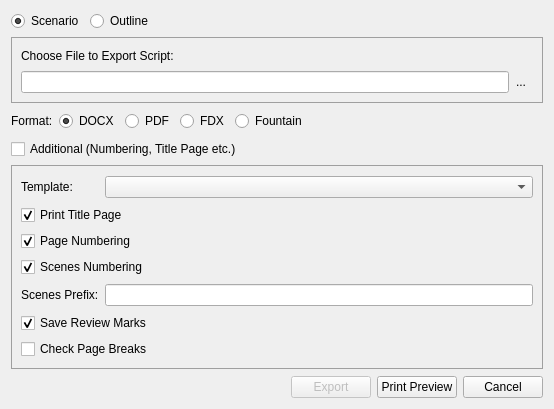
Qt form src/bin/scenarist-desktop/UserInterfaceLayer/Export/ExportDialog.ui (dimkanovikov/KITScenarist) before a commit.
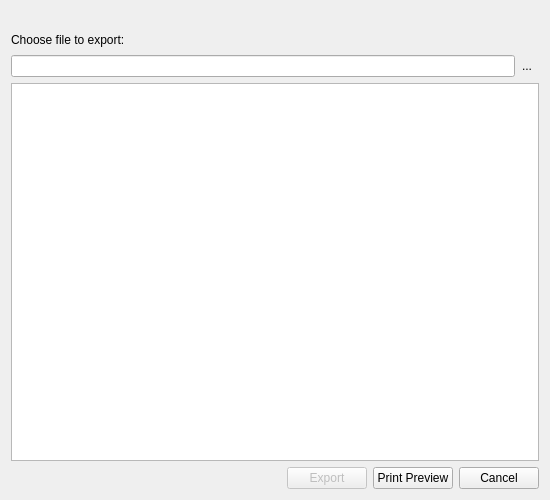
The same form after that commit. The open tabs and pages were chosen to show the change. Icons and pictures are not drawn. Custom widgets are drawn as their Qt base class.

Commit message: Rebuild export dialog for adding export research feature refs #211

Diff of the .ui file:
```diff
--- a/src/bin/scenarist-desktop/UserInterfaceLayer/Export/ExportDialog.ui
+++ b/src/bin/scenarist-desktop/UserInterfaceLayer/Export/ExportDialog.ui
@@ -6,8 +6,8 @@
    <rect>
     <x>0</x>
     <y>0</y>
-    <width>554</width>
-    <height>409</height>
+    <width>550</width>
+    <height>500</height>
    </rect>
   </property>
   <property name="sizePolicy">
@@ -19,84 +19,315 @@
   <property name="minimumSize">
    <size>
     <width>550</width>
-    <height>0</height>
+    <height>500</height>
    </size>
   </property>
   <property name="windowTitle">
    <string>Export Scenario</string>
   </property>
   <property name="styleSheet">
-   <string notr="true">#filePanel, #additionalSettings {
+   <string notr="true">#filePanel, #additionalSettings, #researchFilePanel {
 margin-top: 0ex;
 border: 1px solid palette(dark);
 }</string>
   </property>
+  <layout class="QVBoxLayout" name="verticalLayout">
+   <item>
+    <widget class="QWidget" name="toolbar" native="true">
+     <layout class="QHBoxLayout" name="horizontalLayout_6">
+      <property name="spacing">
+       <number>0</number>
+      </property>
+      <property name="leftMargin">
+       <number>0</number>
+      </property>
+      <property name="topMargin">
+       <number>0</number>
+      </property>
+      <property name="rightMargin">
+       <number>0</number>
+      </property>
+      <property name="bottomMargin">
+       <number>0</number>
+      </property>
+      <item>
+       <widget class="QLabel" name="toolbarLeftEmptyLabel">
+        <property name="minimumSize">
+         <size>
+          <width>1</width>
+          <height>0</height>
+         </size>
+        </property>
+        <property name="maximumSize">
+         <size>
+          <width>1</width>
+          <height>16777215</height>
+         </size>
+        </property>
+        <property name="text">
+         <string/>
+        </property>
+       </widget>
+      </item>
+      <item>
+       <widget class="TabBarExpanded" name="exportTypes" native="true">
+        <property name="sizePolicy">
+         <sizepolicy hsizetype="Expanding" vsizetype="Preferred">
+          <horstretch>0</horstretch>
+          <verstretch>0</verstretch>
+         </sizepolicy>
+        </property>
+       </widget>
+      </item>
+      <item>
+       <widget class="QLabel" name="toolbarRightEmptyLabel">
+        <property name="minimumSize">
+         <size>
+          <width>1</width>
+          <height>0</height>
+         </size>
+        </property>
+        <property name="maximumSize">
+         <size>
+          <width>1</width>
+          <height>16777215</height>
+         </size>
+        </property>
+        <property name="text">
+         <string/>
+        </property>
+       </widget>
+      </item>
+     </layout>
+    </widget>
+   </item>
+   <item>
+    <widget class="QStackedWidget" name="exportParameters">
+     <property name="currentIndex">
+      <number>1</number>
+     </property>
+     <widget class="QWidget" name="researchExportPage">
   <layout class="QGridLayout" name="gridLayout">
-   <item row="6" column="0">
-    <spacer name="verticalSpacer_2">
+       <property name="leftMargin">
+        <number>0</number>
+       </property>
+       <property name="topMargin">
+        <number>0</number>
+       </property>
+       <property name="rightMargin">
+        <number>0</number>
+       </property>
+       <property name="bottomMargin">
+        <number>0</number>
+       </property>
+       <item row="0" column="0">
+        <widget class="QLabel" name="label_4">
+         <property name="text">
+          <string>Choose file to export:</string>
+         </property>
+        </widget>
+       </item>
+       <item row="0" column="2">
+        <spacer name="horizontalSpacer_6">
      <property name="orientation">
-      <enum>Qt::Vertical</enum>
+          <enum>Qt::Horizontal</enum>
      </property>
      <property name="sizeHint" stdset="0">
       <size>
-       <width>20</width>
-       <height>40</height>
+           <width>40</width>
+           <height>18</height>
       </size>
      </property>
     </spacer>
    </item>
-   <item row="4" column="0" colspan="2">
-    <widget class="QCheckBox" name="showAdditional">
+       <item row="2" column="0" colspan="3">
+        <widget class="QTreeView" name="researchExportTree">
+         <property name="verticalScrollMode">
+          <enum>QAbstractItemView::ScrollPerPixel</enum>
+         </property>
+         <attribute name="headerVisible">
+          <bool>false</bool>
+         </attribute>
+        </widget>
+       </item>
+       <item row="0" column="1">
+        <widget class="ToolTipLabel" name="researchExistsLabel">
+         <property name="maximumSize">
+          <size>
+           <width>16</width>
+           <height>16</height>
+          </size>
+         </property>
+         <property name="toolTip">
+          <string>File exists. It will be replaced after exporting.</string>
+         </property>
+         <property name="text">
+          <string/>
+         </property>
+         <property name="pixmap">
+          <pixmap resource="../../../scenarist-core/Resources/Resources.qrc">:/Graphics/Icons/alert.png</pixmap>
+         </property>
+         <property name="scaledContents">
+          <bool>true</bool>
+         </property>
+         <property name="margin">
+          <number>0</number>
+         </property>
+        </widget>
+       </item>
+       <item row="1" column="0" colspan="3">
+        <layout class="QHBoxLayout" name="horizontalLayout_3">
+         <property name="spacing">
+          <number>0</number>
+         </property>
+         <item>
+          <widget class="QLineEdit" name="researchFile">
+           <property name="text">
+            <string/>
+           </property>
+           <property name="readOnly">
+            <bool>false</bool>
+           </property>
+          </widget>
+         </item>
+         <item>
+          <widget class="FlatButton" name="researchBrowseFile">
      <property name="sizePolicy">
-      <sizepolicy hsizetype="Preferred" vsizetype="Fixed">
+            <sizepolicy hsizetype="Fixed" vsizetype="Preferred">
        <horstretch>0</horstretch>
        <verstretch>0</verstretch>
       </sizepolicy>
      </property>
      <property name="text">
-      <string>Additional (Numbering, Title Page etc.)</string>
-     </property>
-    </widget>
-   </item>
-   <item row="7" column="0" colspan="2">
-    <layout class="QHBoxLayout" name="horizontalLayout">
+            <string>...</string>
+           </property>
+           <property name="icon">
+            <iconset resource="../../../scenarist-core/Resources/Resources.qrc">
+             <normaloff>:/Graphics/Icons/browse.png</normaloff>:/Graphics/Icons/browse.png</iconset>
+           </property>
+           <property name="iconSize">
+            <size>
+             <width>22</width>
+             <height>22</height>
+            </size>
+           </property>
+           <property name="autoRaise">
+            <bool>true</bool>
+           </property>
+          </widget>
+         </item>
+        </layout>
+       </item>
+      </layout>
+      <zorder>researchExportTree</zorder>
+      <zorder>label_4</zorder>
+      <zorder>horizontalSpacer_6</zorder>
+      <zorder>researchExistsLabel</zorder>
+     </widget>
+     <widget class="QWidget" name="scriptExportPage">
+      <layout class="QGridLayout" name="gridLayout_3">
+       <property name="leftMargin">
+        <number>0</number>
+       </property>
+       <property name="topMargin">
+        <number>0</number>
+       </property>
+       <property name="rightMargin">
+        <number>0</number>
+       </property>
+       <property name="bottomMargin">
+        <number>0</number>
+       </property>
+       <item row="0" column="0" colspan="2">
+        <layout class="QHBoxLayout" name="horizontalLayout_5">
      <item>
-      <spacer name="horizontalSpacer">
+          <widget class="QLabel" name="label_3">
+           <property name="text">
+            <string>Choose file to export:</string>
+           </property>
+          </widget>
+         </item>
+         <item>
+          <widget class="ToolTipLabel" name="existsLabel">
+           <property name="maximumSize">
+            <size>
+             <width>16</width>
+             <height>16</height>
+            </size>
+           </property>
+           <property name="toolTip">
+            <string>File exists. It will be replaced after exporting.</string>
+           </property>
+           <property name="text">
+            <string/>
+           </property>
+           <property name="pixmap">
+            <pixmap resource="../../../scenarist-core/Resources/Resources.qrc">:/Graphics/Icons/alert.png</pixmap>
+           </property>
+           <property name="scaledContents">
+            <bool>true</bool>
+           </property>
+           <property name="margin">
+            <number>0</number>
+           </property>
+          </widget>
+         </item>
+         <item>
+          <spacer name="horizontalSpacer_3">
        <property name="orientation">
         <enum>Qt::Horizontal</enum>
        </property>
        <property name="sizeHint" stdset="0">
         <size>
          <width>40</width>
-         <height>20</height>
+             <height>18</height>
         </size>
        </property>
       </spacer>
      </item>
-     <item>
-      <widget class="QPushButton" name="exportTo">
-       <property name="enabled">
-        <bool>false</bool>
-       </property>
+        </layout>
+       </item>
+       <item row="1" column="0" colspan="2">
+        <layout class="QHBoxLayout" name="horizontalLayout_4">
+         <property name="spacing">
+          <number>0</number>
+         </property>
+         <item>
+          <widget class="QLineEdit" name="file">
        <property name="text">
-        <string>Export</string>
-       </property>
-       <property name="default">
-        <bool>true</bool>
+            <string/>
+           </property>
+           <property name="readOnly">
+            <bool>false</bool>
        </property>
       </widget>
      </item>
      <item>
-      <widget class="QPushButton" name="printPreview">
-       <property name="text">
-        <string>Print Preview</string>
-       </property>
-      </widget>
-     </item>
-     <item>
-      <widget class="QPushButton" name="cancel">
+          <widget class="FlatButton" name="browseFile">
+           <property name="sizePolicy">
+            <sizepolicy hsizetype="Fixed" vsizetype="Preferred">
+             <horstretch>0</horstretch>
+             <verstretch>0</verstretch>
+            </sizepolicy>
+           </property>
+           <property name="toolTip">
+            <string>Browse...</string>
+           </property>
        <property name="text">
-        <string>Cancel</string>
+            <string>...</string>
+           </property>
+           <property name="icon">
+            <iconset resource="../../../scenarist-core/Resources/Resources.qrc">
+             <normaloff>:/Graphics/Icons/browse.png</normaloff>:/Graphics/Icons/browse.png</iconset>
+           </property>
+           <property name="iconSize">
+            <size>
+             <width>22</width>
+             <height>22</height>
+            </size>
+           </property>
+           <property name="autoRaise">
+            <bool>true</bool>
        </property>
       </widget>
      </item>
@@ -166,55 +397,33 @@
      </item>
     </layout>
    </item>
-   <item row="0" column="0" colspan="2">
-    <widget class="QWidget" name="widget" native="true">
-     <layout class="QHBoxLayout" name="horizontalLayout_5">
-      <property name="leftMargin">
-       <number>0</number>
-      </property>
-      <property name="topMargin">
-       <number>0</number>
-      </property>
-      <property name="rightMargin">
-       <number>0</number>
-      </property>
-      <property name="bottomMargin">
-       <number>0</number>
-      </property>
-      <item>
-       <widget class="QRadioButton" name="scenario">
+       <item row="3" column="0" colspan="2">
+        <widget class="QCheckBox" name="showAdditional">
+         <property name="sizePolicy">
+          <sizepolicy hsizetype="Preferred" vsizetype="Fixed">
+           <horstretch>0</horstretch>
+           <verstretch>0</verstretch>
+          </sizepolicy>
+         </property>
         <property name="text">
-         <string>Scenario</string>
-        </property>
-        <property name="checked">
-         <bool>true</bool>
-        </property>
-       </widget>
-      </item>
-      <item>
-       <widget class="QRadioButton" name="outline">
-        <property name="text">
-         <string>Outline</string>
-        </property>
-       </widget>
-      </item>
-      <item>
-       <spacer name="horizontalSpacer_4">
+          <string>Additional (Numbering, Title Page etc.)</string>
+         </property>
+        </widget>
+       </item>
+       <item row="5" column="0">
+        <spacer name="verticalSpacer_2">
         <property name="orientation">
-         <enum>Qt::Horizontal</enum>
+          <enum>Qt::Vertical</enum>
         </property>
         <property name="sizeHint" stdset="0">
          <size>
-          <width>355</width>
-          <height>20</height>
+           <width>20</width>
+           <height>0</height>
          </size>
         </property>
        </spacer>
       </item>
-     </layout>
-    </widget>
-   </item>
-   <item row="5" column="0" colspan="2">
+       <item row="4" column="0" colspan="2">
     <widget class="QFrame" name="additionalSettings">
      <property name="frameShape">
       <enum>QFrame::StyledPanel</enum>
@@ -319,134 +528,73 @@
      </layout>
     </widget>
    </item>
-   <item row="1" column="0" colspan="2">
-    <widget class="QFrame" name="filePanel">
-     <property name="frameShape">
-      <enum>QFrame::StyledPanel</enum>
-     </property>
-     <property name="frameShadow">
-      <enum>QFrame::Raised</enum>
-     </property>
-     <layout class="QGridLayout" name="gridLayout_3">
-      <property name="horizontalSpacing">
-       <number>0</number>
-      </property>
-      <item row="0" column="5">
-       <spacer name="horizontalSpacer_3">
+      </layout>
+     </widget>
+    </widget>
+   </item>
+   <item>
+    <layout class="QHBoxLayout" name="horizontalLayout">
+     <item>
+      <spacer name="horizontalSpacer">
         <property name="orientation">
          <enum>Qt::Horizontal</enum>
         </property>
         <property name="sizeHint" stdset="0">
          <size>
           <width>40</width>
-          <height>18</height>
+         <height>20</height>
          </size>
         </property>
        </spacer>
       </item>
-      <item row="0" column="4">
-       <widget class="ToolTipLabel" name="existsLabel">
-        <property name="maximumSize">
-         <size>
-          <width>16</width>
-          <height>16</height>
-         </size>
-        </property>
-        <property name="toolTip">
-         <string>File exists. It will be replaced after exporting.</string>
-        </property>
-        <property name="text">
-         <string/>
-        </property>
-        <property name="pixmap">
-         <pixmap resource="../../../scenarist-core/Resources/Resources.qrc">:/Graphics/Icons/alert.png</pixmap>
-        </property>
-        <property name="scaledContents">
-         <bool>true</bool>
-        </property>
-        <property name="margin">
-         <number>0</number>
-        </property>
-       </widget>
-      </item>
-      <item row="1" column="0" colspan="6">
-       <widget class="QLineEdit" name="file">
-        <property name="text">
-         <string/>
-        </property>
-        <property name="readOnly">
+     <item>
+      <widget class="QPushButton" name="exportTo">
+       <property name="enabled">
          <bool>false</bool>
         </property>
-       </widget>
-      </item>
-      <item row="0" column="0" colspan="3">
-       <widget class="QLabel" name="label_3">
         <property name="text">
-         <string>Choose File to Export Script:</string>
-        </property>
-       </widget>
-      </item>
-      <item row="1" column="6">
-       <widget class="FlatButton" name="browseFile">
-        <property name="sizePolicy">
-         <sizepolicy hsizetype="Fixed" vsizetype="Preferred">
-          <horstretch>0</horstretch>
-          <verstretch>0</verstretch>
-         </sizepolicy>
-        </property>
-        <property name="toolTip">
-         <string>Browse...</string>
-        </property>
-        <property name="text">
-         <string>...</string>
-        </property>
-        <property name="icon">
-         <iconset resource="../../../scenarist-core/Resources/Resources.qrc">
-          <normaloff>:/Graphics/Icons/browse.png</normaloff>:/Graphics/Icons/browse.png</iconset>
-        </property>
-        <property name="iconSize">
-         <size>
-          <width>22</width>
-          <height>22</height>
-         </size>
-        </property>
-        <property name="autoRaise">
+        <string>Export</string>
+       </property>
+       <property name="default">
          <bool>true</bool>
         </property>
        </widget>
       </item>
-      <item row="0" column="3">
-       <spacer name="horizontalSpacer_5">
-        <property name="orientation">
-         <enum>Qt::Horizontal</enum>
-        </property>
-        <property name="sizeType">
-         <enum>QSizePolicy::Fixed</enum>
-        </property>
-        <property name="sizeHint" stdset="0">
-         <size>
-          <width>6</width>
-          <height>18</height>
-         </size>
-        </property>
-       </spacer>
-      </item>
-     </layout>
-    </widget>
+     <item>
+      <widget class="QPushButton" name="printPreview">
+       <property name="text">
+        <string>Print Preview</string>
+       </property>
+      </widget>
+     </item>
+     <item>
+      <widget class="QPushButton" name="cancel">
+       <property name="text">
+        <string>Cancel</string>
+       </property>
+      </widget>
+     </item>
+    </layout>
    </item>
   </layout>
  </widget>
  <customwidgets>
-  <customwidget>
-   <class>ToolTipLabel</class>
-   <extends>QLabel</extends>
-   <header>3rd_party/Widgets/ToolTipLabel/ToolTipLabel.h</header>
-  </customwidget>
   <customwidget>
    <class>FlatButton</class>
    <extends>QToolButton</extends>
    <header location="global">3rd_party/Widgets/FlatButton/FlatButton.h</header>
   </customwidget>
+  <customwidget>
+   <class>ToolTipLabel</class>
+   <extends>QLabel</extends>
+   <header>3rd_party/Widgets/ToolTipLabel/ToolTipLabel.h</header>
+  </customwidget>
+  <customwidget>
+   <class>TabBarExpanded</class>
+   <extends>QWidget</extends>
+   <header>3rd_party/Widgets/TabBarExpanded/TabBarExpanded.h</header>
+   <container>1</container>
+  </customwidget>
  </customwidgets>
  <tabstops>
   <tabstop>scenario</tabstop>
```
Left out of the diff: 6 changed lines with no effect on the pictures. Lines whose indentation alone changed are shown as unchanged. The commit also changes 9 other files.
